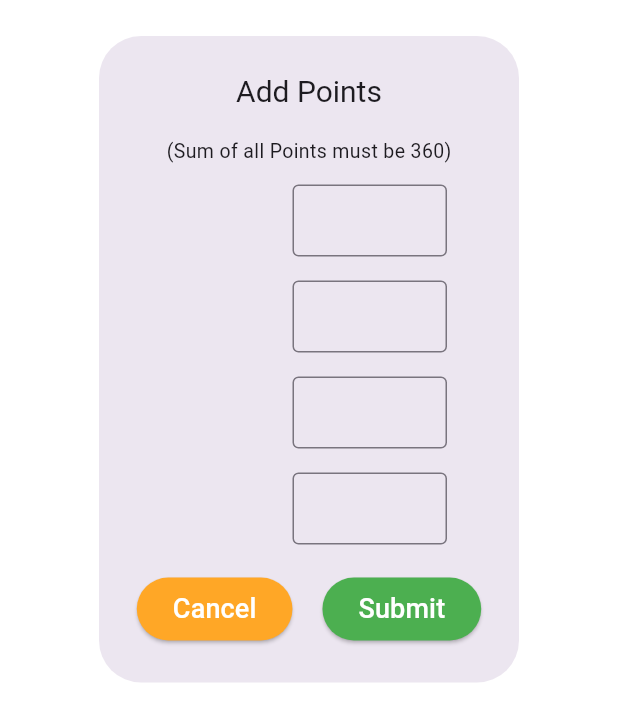
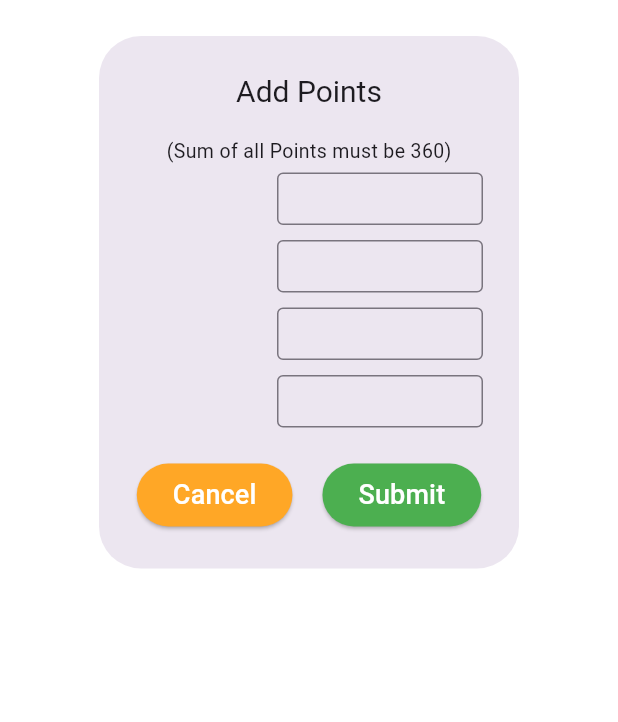
Before and after one commit to rashiqurrahman16/card_points_app, a Flutter app: the ScorePage screen opened directly, after a tap on the "add" icon, on a phone screen of 412 x 824 dp. Shown: the top 722 px of the screen. Run offline on Flutter 3.47's test engine with Material 3 defaults, Android fonts, the phone set to English and light mode, and no system bars; our stand-ins replace hive, hive_flutter; accounts and stored records are empty.

Commit message:
minor changes

```diff
--- a/lib/pages/score_page.dart
+++ b/lib/pages/score_page.dart
@@ -86,34 +86,35 @@ class _ScorePageState extends State<ScorePage> {
                 width: 35.0,
                 height: 35.0,
                 child: Image(
-                  image: AssetImage('assets/3cards.png'),
+                  image: AssetImage('assets/only_cards.png'),
                 ),
               ),
+              SizedBox(width: 5),
               Text(
-                'HAZARI',
+                'হাজারি',
                 style: TextStyle(color: Colors.white,
-                  fontSize: 18,
+                  fontSize: 20,
                   fontWeight: FontWeight.w400,),
               ),
               Spacer(),
               Row(
                 children: [
-                  GestureDetector(
-                    onTap: () {
-                      Navigator.push(
-                        context,
-                        MaterialPageRoute(builder: (context) => AboutUsPage()),
-                      );
-                    },
-                    child: Text(
-                      "Who We Are",
-                      style: TextStyle(
-                        color: Colors.white,
-                        fontSize: 16,
-                        fontWeight: FontWeight.w400,
-                      ),
-                    ),
-                  ),
+                  // GestureDetector(
+                  //   onTap: () {
+                  //     Navigator.push(
+                  //       context,
+                  //       MaterialPageRoute(builder: (context) => AboutUsPage()),
+                  //     );
+                  //   },
+                  //   child: Text(
+                  //     "আমাদের সম্পর্কে",
+                  //     style: TextStyle(
+                  //       color: Colors.white,
+                  //       fontSize: 16,
+                  //       fontWeight: FontWeight.w400,
+                  //     ),
+                  //   ),
+                  // ),
                   GestureDetector(
                     onTap: () {
                       Navigator.push(
@@ -129,14 +130,8 @@ class _ScorePageState extends State<ScorePage> {
                       ),
                     ),
                   ),
-
-
-
-
-
                 ],
               ),
-
             ],
           ),
           toolbarHeight: 80,
@@ -177,8 +172,37 @@ class _ScorePageState extends State<ScorePage> {
                           totalScore3: calculateTotalScore3(scoresList),
                           totalScore4: calculateTotalScore4(scoresList),
                           ),
-                          if (calculateTotalScore1(scoresList)>=300||calculateTotalScore2(scoresList)>=300||calculateTotalScore3(scoresList)>=300||calculateTotalScore4(scoresList)>=300)
-                            _riderctToWinnerPage(calculateTotalScore1(scoresList), calculateTotalScore2(scoresList), calculateTotalScore3(scoresList), calculateTotalScore4(scoresList) ),
+
+                          // (calculateTotalScore1(scoresList)>=500)?
+                          // ((calculateTotalScore1(scoresList)!= calculateTotalScore2(scoresList) && calculateTotalScore1(scoresList)!= calculateTotalScore3(scoresList)
+                          //     && calculateTotalScore1(scoresList)!= calculateTotalScore4(scoresList))
+                          //     ?_riderctToWinnerPage(calculateTotalScore1(scoresList), calculateTotalScore2(scoresList), calculateTotalScore3(scoresList), calculateTotalScore4(scoresList))
+                          //     :SizedBox()):SizedBox(),
+                          // (calculateTotalScore2(scoresList)>=500)?
+                          // ((calculateTotalScore2(scoresList)!= calculateTotalScore1(scoresList) && calculateTotalScore2(scoresList)!= calculateTotalScore3(scoresList)
+                          //     && calculateTotalScore2(scoresList)!= calculateTotalScore4(scoresList))
+                          //     ?_riderctToWinnerPage(calculateTotalScore1(scoresList), calculateTotalScore2(scoresList), calculateTotalScore3(scoresList), calculateTotalScore4(scoresList))
+                          //     :SizedBox()):SizedBox(),
+                          // (calculateTotalScore3(scoresList)>=500)?
+                          // ((calculateTotalScore3(scoresList)!= calculateTotalScore1(scoresList) && calculateTotalScore3(scoresList)!= calculateTotalScore2(scoresList)
+                          //     && calculateTotalScore3(scoresList)!= calculateTotalScore4(scoresList))
+                          //     ?_riderctToWinnerPage(calculateTotalScore1(scoresList), calculateTotalScore2(scoresList), calculateTotalScore3(scoresList), calculateTotalScore4(scoresList))
+                          //     :SizedBox()):SizedBox(),
+                          // (calculateTotalScore4(scoresList)>=500)?
+                          // ((calculateTotalScore4(scoresList)!= calculateTotalScore1(scoresList) && calculateTotalScore4(scoresList)!= calculateTotalScore2(scoresList)
+                          //     && calculateTotalScore4(scoresList)!= calculateTotalScore3(scoresList))
+                          //     ?_riderctToWinnerPage(calculateTotalScore1(scoresList), calculateTotalScore2(scoresList), calculateTotalScore3(scoresList), calculateTotalScore4(scoresList))
+                          //     :SizedBox()):SizedBox(),
+
+
+                          if (calculateTotalScore1(scoresList)>=500 && calculateTotalScore1(scoresList)>calculateTotalScore2(scoresList) && calculateTotalScore1(scoresList)>calculateTotalScore3(scoresList) && calculateTotalScore1(scoresList)>calculateTotalScore4(scoresList))
+                              _riderctToWinnerPage(calculateTotalScore1(scoresList), calculateTotalScore2(scoresList), calculateTotalScore3(scoresList), calculateTotalScore4(scoresList)),
+                          if (calculateTotalScore2(scoresList)>=500 && calculateTotalScore2(scoresList)>calculateTotalScore1(scoresList) && calculateTotalScore2(scoresList)>calculateTotalScore3(scoresList) && calculateTotalScore2(scoresList)>calculateTotalScore4(scoresList))
+                            _riderctToWinnerPage(calculateTotalScore1(scoresList), calculateTotalScore2(scoresList), calculateTotalScore3(scoresList), calculateTotalScore4(scoresList)),
+                          if (calculateTotalScore3(scoresList)>=500 && calculateTotalScore3(scoresList)>calculateTotalScore1(scoresList) && calculateTotalScore3(scoresList)>calculateTotalScore2(scoresList) && calculateTotalScore3(scoresList)>calculateTotalScore4(scoresList))
+                            _riderctToWinnerPage(calculateTotalScore1(scoresList), calculateTotalScore2(scoresList), calculateTotalScore3(scoresList), calculateTotalScore4(scoresList)),
+                          if (calculateTotalScore4(scoresList)>=500 && calculateTotalScore4(scoresList)>calculateTotalScore1(scoresList) && calculateTotalScore4(scoresList)>calculateTotalScore2(scoresList) && calculateTotalScore4(scoresList)>calculateTotalScore3(scoresList))
+                            _riderctToWinnerPage(calculateTotalScore1(scoresList), calculateTotalScore2(scoresList), calculateTotalScore3(scoresList), calculateTotalScore4(scoresList)),
                         ]
                     );
 
--- a/lib/widgets/add_points_page.dart
+++ b/lib/widgets/add_points_page.dart
@@ -1,6 +1,8 @@
 
 
+import 'package:flutter/cupertino.dart';
 import 'package:flutter/material.dart';
+import 'package:flutter/widgets.dart';
 import 'package:hazari/models/name_score_model.dart';
 import 'package:hazari/pages/score_page.dart';
 import '../boxes/boxes.dart';
@@ -64,27 +66,29 @@ class _AddPointsPageState extends State<AddPointsPage> {
                 children: [
                   Text("(Sum of all Points must be 360)", style: TextStyle(fontSize: 13),),
                   SizedBox(height: 5,),
-                  ListTile(
-                    title: Row(
-                      mainAxisAlignment: MainAxisAlignment.spaceBetween,
-
+                  Padding(
+                    padding: const EdgeInsets.fromLTRB(0, 0, 0, 10),
+                    child: Container(
+                      child: Row(
                         children: [
-                        Text(
+                          SizedBox(
+                            child: Text(
                               player1,
                               style: const TextStyle(
                                 fontSize: 18,
                               ),
-
                             ),
-                        const SizedBox(width: 10,),
+                          ),
+                          Spacer(),
                           SizedBox(
-                          width: screenSize.width/4,
+                            width: screenSize.width/3,
+                            height: 35,
                             child: TextField(
                               controller: score1Controller,
                               decoration: const InputDecoration(
                                 border: OutlineInputBorder(),
                                 counterText: "",
-                              contentPadding: EdgeInsets.symmetric(vertical: 10, horizontal: 10),
+                                contentPadding: EdgeInsets.symmetric(vertical: 0, horizontal: 10),
                               ),
                               maxLength: 3,
                               keyboardType: TextInputType.number,
@@ -93,9 +97,11 @@ class _AddPointsPageState extends State<AddPointsPage> {
                         ],
                       ),
                     ),
-                  ListTile(
-                    title: Row(
-                      mainAxisAlignment: MainAxisAlignment.spaceBetween,
+                  ),
+                  Padding(
+                    padding: const EdgeInsets.fromLTRB(0, 0, 0, 10),
+                    child: Container(
+                      child: Row(
                         children: [
                           Text(
                             player2,
@@ -104,15 +110,16 @@ class _AddPointsPageState extends State<AddPointsPage> {
                             ),
 
                           ),
-                        const SizedBox(width: 10,),
+                          Spacer(),
                           SizedBox(
-                          width: screenSize.width/4,
+                            width: screenSize.width/3,
+                            height: 35,
                             child: TextField(
                               controller: score2Controller,
                               decoration: const InputDecoration(
                                 border: OutlineInputBorder(),
                                 counterText: "",
-                              contentPadding: EdgeInsets.symmetric(vertical: 10, horizontal: 10),
+                                contentPadding: EdgeInsets.symmetric(vertical: 0, horizontal: 10),
                               ),
                               maxLength: 3,
                               keyboardType: TextInputType.number,
@@ -121,9 +128,11 @@ class _AddPointsPageState extends State<AddPointsPage> {
                         ],
                       ),
                     ),
-                  ListTile(
-                    title: Row(
-                      mainAxisAlignment: MainAxisAlignment.spaceBetween,
+                  ),
+                  Padding(
+                    padding: const EdgeInsets.fromLTRB(0, 0, 0, 10),
+                    child: Container(
+                      child: Row(
                         children: [
                           Text(
                             player3,
@@ -131,15 +140,16 @@ class _AddPointsPageState extends State<AddPointsPage> {
                               fontSize: 18,
                             ),
                           ),
-                        const SizedBox(width: 10,),
+                          Spacer(),
                           SizedBox(
-                          width: screenSize.width/4,
+                            width: screenSize.width/3,
+                            height: 35,
                             child: TextField(
                               controller: score3Controller,
                               decoration: const InputDecoration(
                                 border: OutlineInputBorder(),
                                 counterText: "",
-                              contentPadding: EdgeInsets.symmetric(vertical: 10, horizontal: 10),
+                                contentPadding: EdgeInsets.symmetric(vertical: 0, horizontal: 10),
                               ),
                               maxLength: 3,
                               keyboardType: TextInputType.number,
@@ -148,9 +158,11 @@ class _AddPointsPageState extends State<AddPointsPage> {
                         ],
                       ),
                     ),
-                  ListTile(
-                    title: Row(
-                      mainAxisAlignment: MainAxisAlignment.spaceBetween,
+                  ),
+                  Padding(
+                    padding: const EdgeInsets.fromLTRB(0, 0, 0, 10),
+                    child: Container(
+                      child: Row(
                         children: [
                           Text(
                             player4,
@@ -159,21 +171,23 @@ class _AddPointsPageState extends State<AddPointsPage> {
                             ),
 
                           ),
-                        const SizedBox(width: 10,),
+                          Spacer(),
                           SizedBox(
-                          width: screenSize.width/4,
+                            width: screenSize.width/3,
+                            height: 35,
                             child: TextField(
                               controller: score4Controller,
                               decoration: const InputDecoration(
                                 border: OutlineInputBorder(),
                                 counterText: "",
-                              contentPadding: EdgeInsets.symmetric(vertical: 10, horizontal: 10),
+                                contentPadding: EdgeInsets.symmetric(vertical: 0, horizontal: 10),
                               ),
                               maxLength: 3,
                               keyboardType: TextInputType.number,
                             ),
                           ),
                         ],
+                      ),
                     ),
                   ),
                   SizedBox(height: 10,),
--- a/pubspec.yaml
+++ b/pubspec.yaml
@@ -82,7 +82,7 @@ flutter:
      - assets/DesktopIt-logo-white.png
      - assets/Logo.png
      - assets/Gplay.png
-     #- assets/WinnerPageBckground.png
+     - assets/WinnerPageBckground.png
 
 
   # An image asset can refer to one or more resolution-specific "variants", see
```
Also changed, not shown: lib/pages/about_us.dart (+7 -6 lines), lib/pages/home_page.dart (+20 -25 lines), lib/pages/point_add_page.dart (added, +260 -0 lines), lib/pages/rules_page.dart (+35 -13 lines), lib/pages/splash_screen.dart (+8 -5 lines), lib/pages/winner_page.dart (+25 -25 lines), assets/WinnerPageBckground.png, assets/WinnerPageBckground2.png (added), assets/only_cards.png. Lines whose indentation alone changed are shown as unchanged.
